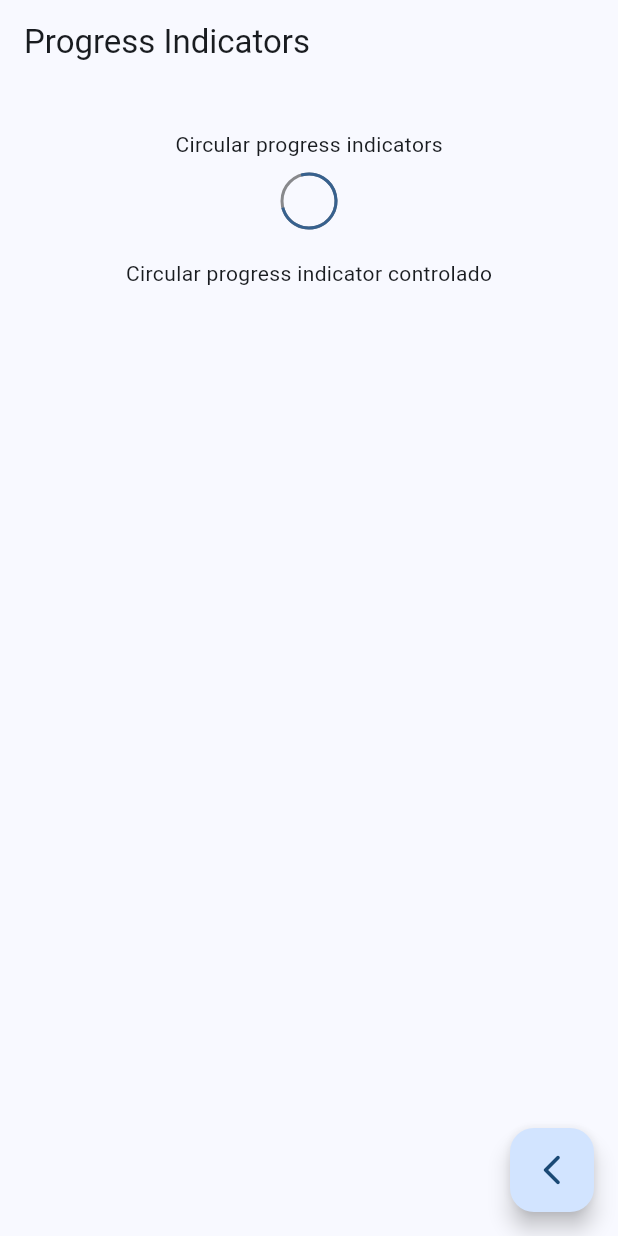
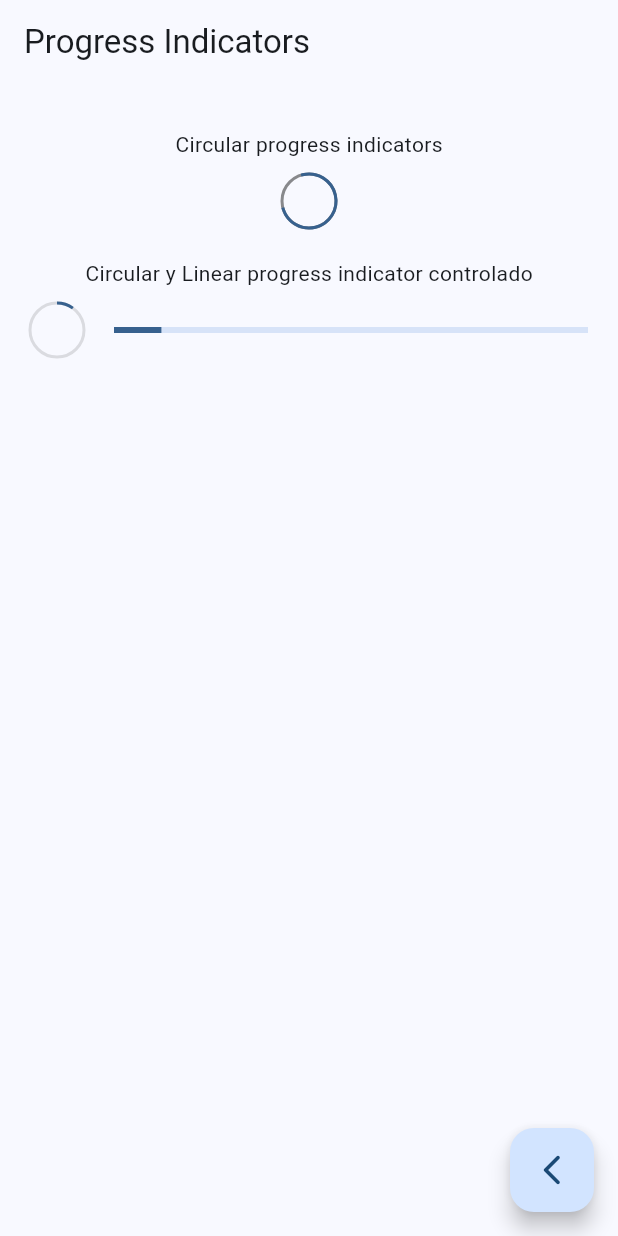
Before and after one commit to fisico-alienado/widgets-app-flutter, a Flutter app: the ProgressScreen screen opened by its route, on a phone screen of 412 x 824 dp. Run offline on Flutter 3.47's test engine with Material 2 defaults, Android fonts, the phone set to English and light mode, and no system bars; our stand-ins replace go_router.

Commit message:
Progress indicators controlados con StreamBuilder widget

```diff
--- a/lib/presentation/screens/progress/progress_screen.dart
+++ b/lib/presentation/screens/progress/progress_screen.dart
@@ -39,11 +39,43 @@
           CircularProgressIndicator(strokeWidth: 2, backgroundColor: Colors.black45), // ? Este se muestra hasta que le digamos que se quite
 
           SizedBox(height: 20),
-          Text('Circular progress indicator controlado'), // ? Este se va a poder controlar de acuerdo al porcentaje de carga
+          Text('Circular y Linear progress indicator controlado'), // ? Este se va a poder controlar de acuerdo al porcentaje de carga
           SizedBox(height: 10),
-
+          _ControlledProgressIndicator()
         ]
       ),
     );
   }
 }
+
+class _ControlledProgressIndicator extends StatelessWidget {
+  const _ControlledProgressIndicator();
+
+  @override
+  Widget build(BuildContext context) {
+    return StreamBuilder( // ! 'Stream' indica flujo de información; '...Builder indica que es un widget que se va a generar en tiempo de ejecucion
+      stream: Stream.periodic(const Duration(milliseconds: 300), (value) {
+        return (value * 2) / 100; // para obtener valores desde 0.0 a 1.0, que son los que cogen los progress indicators
+      }).takeWhile((value) => value < 100), // va a emitir valores constantemente cada 300 ms hasta que le digamos basta con .take() o .takeWhile()
+      builder: ((context, snapshot) { // ? 'context' == BuildContext y 'snapshot' == los valores que va emitiendo el stream
+
+        final progressValue = snapshot.data ?? 0; // ! Null safety, porque la primera emision va a ser nula
+
+        return Padding(
+          padding: const EdgeInsets.symmetric(horizontal: 20),
+          child: Row(
+            mainAxisAlignment: MainAxisAlignment.center,
+            children: [
+              CircularProgressIndicator(value: progressValue, strokeWidth: 2, backgroundColor: Colors.black12),
+              const SizedBox(width: 20),
+              // ! LinearProgressIndicator() necesita SI o SI que se le delimite el ancho que va a ocupar
+              Expanded( // Widget que permite tomar todo el espacio que el widget padre permita
+                child: LinearProgressIndicator(value: progressValue,)
+              )
+            ],
+          ),
+        );
+      })
+    );
+  }
+}
```
